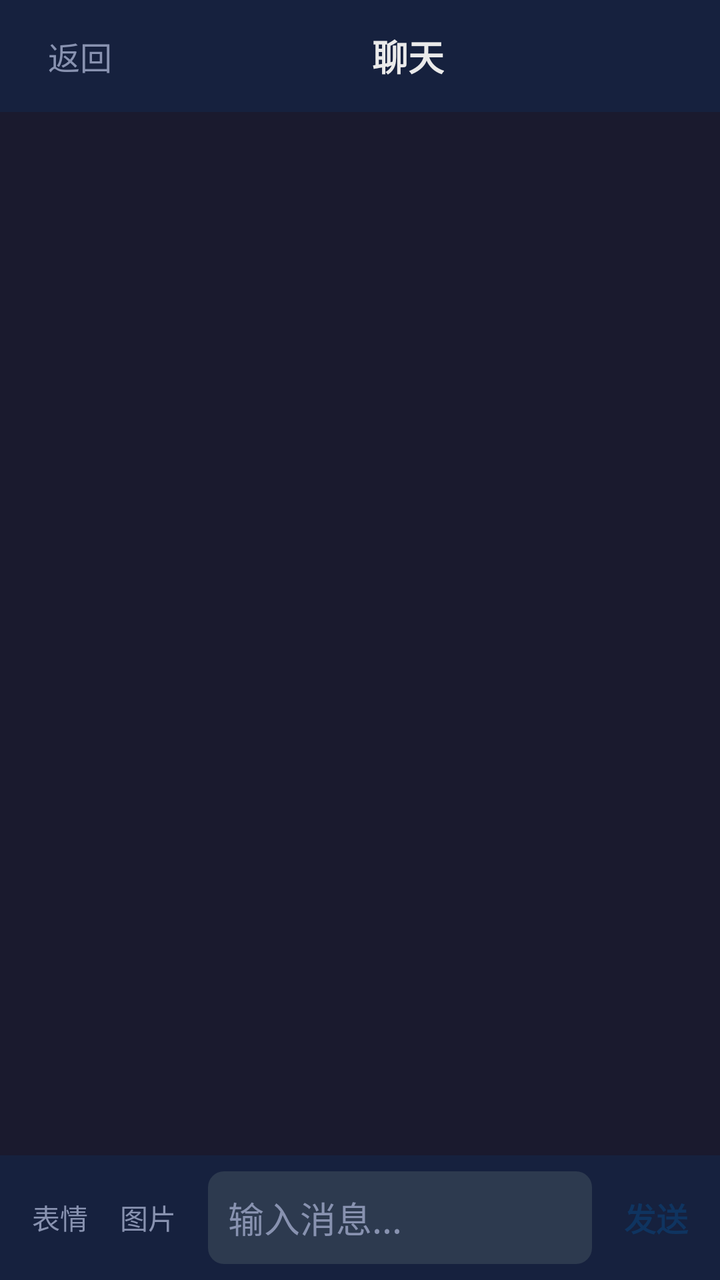
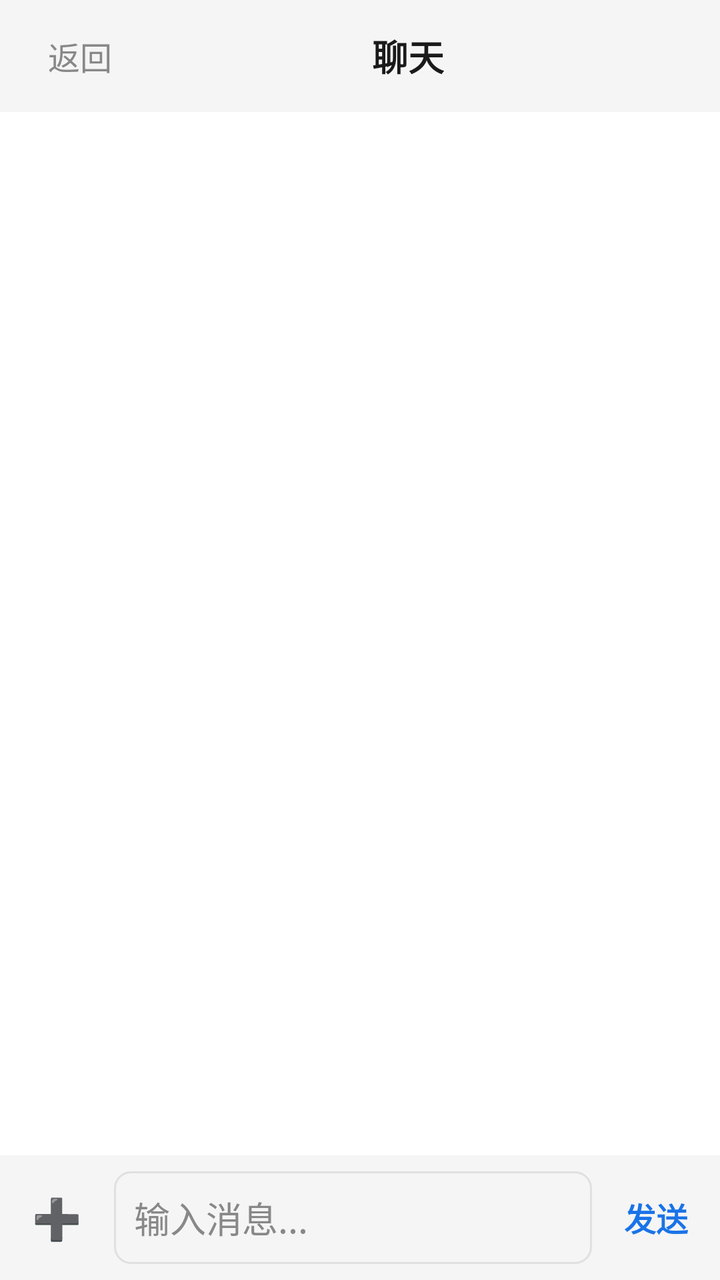

An Android layout rendered at two revisions. The XML below is the earlier revision; the diff shows what the commit changed to produce the second picture.
<!-- AndroidManifest.xml: application theme Theme.ChatApp -->
<!-- res/layout/activity_chat.xml -->
<?xml version="1.0" encoding="utf-8"?>
<LinearLayout xmlns:android="http://schemas.android.com/apk/res/android"
    android:id="@+id/layout_chat_root"
    android:layout_width="match_parent"
    android:layout_height="match_parent"
    android:orientation="vertical"
    android:background="@color/bg_dark">
    <LinearLayout
        android:layout_width="match_parent"
        android:layout_height="?attr/actionBarSize"
        android:orientation="horizontal"
        android:gravity="center_vertical"
        android:paddingHorizontal="16dp"
        android:background="@color/bg_card">
        <TextView
            android:id="@+id/btn_back"
            android:layout_width="wrap_content"
            android:layout_height="wrap_content"
            android:text="返回"
            android:textSize="16sp"
            android:textColor="@color/text_secondary"
            android:padding="8dp" />
        <LinearLayout
            android:layout_width="0dp"
            android:layout_height="wrap_content"
            android:layout_weight="1"
            android:orientation="vertical"
            android:gravity="center">
            <TextView
                android:id="@+id/tv_chat_title"
                android:layout_width="wrap_content"
                android:layout_height="wrap_content"
                android:text="聊天"
                android:textSize="18sp"
                android:textStyle="bold"
                android:textColor="@color/text_primary" />
            <TextView
                android:id="@+id/tv_online_status"
                android:layout_width="wrap_content"
                android:layout_height="wrap_content"
                android:text=""
                android:textSize="11sp"
                android:textColor="@color/text_secondary"
                android:visibility="gone" />
        </LinearLayout>
        <TextView
            android:id="@+id/btn_more"
            android:layout_width="wrap_content"
            android:layout_height="wrap_content"
            android:text="..."
            android:textSize="20sp"
            android:textColor="@color/text_secondary"
            android:padding="8dp"
            android:visibility="gone" />
    </LinearLayout>
    <androidx.recyclerview.widget.RecyclerView
        android:id="@+id/rv_messages"
        android:layout_width="match_parent"
        android:layout_height="0dp"
        android:layout_weight="1"
        android:padding="12dp" />
    
    <LinearLayout
        android:id="@+id/layout_quote"
        android:layout_width="match_parent"
        android:layout_height="wrap_content"
        android:orientation="horizontal"
        android:gravity="center_vertical"
        android:paddingHorizontal="12dp"
        android:paddingVertical="8dp"
        android:background="@color/bg_card"
        android:visibility="gone">
        <View
            android:layout_width="3dp"
            android:layout_height="32dp"
            android:background="@color/accent"
            android:layout_marginEnd="8dp" />
        <LinearLayout
            android:layout_width="0dp"
            android:layout_height="wrap_content"
            android:layout_weight="1"
            android:orientation="vertical">
            <TextView
                android:id="@+id/tv_quote_from"
                android:layout_width="wrap_content"
                android:layout_height="wrap_content"
                android:text=""
                android:textSize="12sp"
                android:textColor="@color/accent"
                android:maxLines="1"
                android:ellipsize="end" />
            <TextView
                android:id="@+id/tv_quote_content"
                android:layout_width="match_parent"
                android:layout_height="wrap_content"
                android:text=""
                android:textSize="13sp"
                android:textColor="@color/text_secondary"
                android:maxLines="1"
                android:ellipsize="end" />
        </LinearLayout>
        <TextView
            android:id="@+id/btn_cancel_quote"
            android:layout_width="wrap_content"
            android:layout_height="wrap_content"
            android:text="取消"
            android:textSize="13sp"
            android:textColor="@color/text_secondary"
            android:padding="8dp" />
    </LinearLayout>
    
    <HorizontalScrollView
        android:id="@+id/layout_stickers"
        android:layout_width="match_parent"
        android:layout_height="wrap_content"
        android:background="@color/bg_card"
        android:padding="8dp"
        android:visibility="gone">
        <LinearLayout
            android:id="@+id/sticker_container"
            android:layout_width="wrap_content"
            android:layout_height="wrap_content"
            android:orientation="horizontal" />
    </HorizontalScrollView>
    <LinearLayout
        android:layout_width="match_parent"
        android:layout_height="wrap_content"
        android:orientation="horizontal"
        android:gravity="center_vertical"
        android:padding="8dp"
        android:background="@color/bg_card">
        <TextView
            android:id="@+id/btn_sticker"
            android:layout_width="wrap_content"
            android:layout_height="wrap_content"
            android:text="表情"
            android:textSize="14sp"
            android:textColor="@color/text_secondary"
            android:padding="8dp" />
        <TextView
            android:id="@+id/btn_image"
            android:layout_width="wrap_content"
            android:layout_height="wrap_content"
            android:text="图片"
            android:textSize="14sp"
            android:textColor="@color/text_secondary"
            android:padding="8dp" />
        <EditText
            android:id="@+id/et_message"
            android:layout_width="0dp"
            android:layout_height="wrap_content"
            android:layout_weight="1"
            android:hint="输入消息..."
            android:textColorHint="@color/text_secondary"
            android:textColor="@color/text_primary"
            android:background="@drawable/bg_input"
            android:padding="10dp"
            android:layout_marginHorizontal="8dp" />
        <TextView
            android:id="@+id/btn_send"
            android:layout_width="wrap_content"
            android:layout_height="wrap_content"
            android:text="@string/send"
            android:textSize="16sp"
            android:textStyle="bold"
            android:textColor="@color/accent"
            android:padding="8dp" />
    </LinearLayout>
</LinearLayout>
<!-- resources referenced by this layout -->
<resources>
  <color name="accent">#FF0F3460</color>
  <color name="bg_card">#FF16213E</color>
  <color name="bg_dark">#FF1A1A2E</color>
  <color name="text_primary">#FFEAEAEA</color>
  <color name="text_secondary">#FF8892B0</color>
  <!-- drawable bg_input (drawable) -->
  <?xml version="1.0" encoding="utf-8"?>
  
  <shape xmlns:android="http://schemas.android.com/apk/res/android"
      android:shape="rectangle">
      <solid android:color="#FF2D3A4F" />
      <corners android:radius="8dp" />
  </shape>
  <string name="send">发送</string>
  <style name="Theme.ChatApp" parent="Theme.MaterialComponents.DayNight.NoActionBar">
          <item name="colorPrimary">@color/accent</item>
          <item name="colorPrimaryVariant">@color/accent</item>
          <item name="colorOnPrimary">@color/white</item>
          <item name="android:statusBarColor">@color/bg_dark</item>
          <item name="android:windowBackground">@color/bg_dark</item>
          <item name="alertDialogTheme">@style/RoundedAlertDialog</item>
      </style>
  <color name="white">#FFFFFFFF</color>
  <style name="RoundedAlertDialog" parent="Theme.MaterialComponents.DayNight.Dialog.Alert">
          <item name="android:windowBackground">@drawable/bg_dialog_rounded</item>
          <item name="colorPrimary">@color/accent</item>
          <item name="android:textColorPrimary">@color/text_primary</item>
          <item name="android:textColorSecondary">@color/text_secondary</item>
      </style>
  <!-- drawable bg_dialog_rounded (drawable) -->
  <?xml version="1.0" encoding="utf-8"?>
  <shape xmlns:android="http://schemas.android.com/apk/res/android"
      android:shape="rectangle">
      <solid android:color="@color/bg_card" />
      <corners android:radius="16dp" />
  </shape>
</resources>

<!-- the commit's change to res/layout/activity_chat.xml (unified diff, before → after) -->
@@ -42,6 +42,13 @@
                 android:textSize="11sp"
                 android:textColor="@color/text_secondary"
                 android:visibility="gone" />
+            <TextView
+                android:id="@+id/tv_typing_status"
+                android:layout_width="wrap_content"
+                android:layout_height="wrap_content"
+                android:textSize="12sp"
+                android:textColor="#FF9800"
+                android:visibility="gone" />
         </LinearLayout>
         <TextView
             android:id="@+id/btn_more"
@@ -53,6 +60,33 @@
             android:padding="8dp"
             android:visibility="gone" />
     </LinearLayout>
+    
+    <LinearLayout
+        android:id="@+id/layout_group_announcement"
+        android:layout_width="match_parent"
+        android:layout_height="wrap_content"
+        android:orientation="horizontal"
+        android:gravity="center_vertical"
+        android:paddingHorizontal="12dp"
+        android:paddingVertical="8dp"
+        android:background="#FFF9E6"
+        android:visibility="gone">
+        <TextView
+            android:layout_width="wrap_content"
+            android:layout_height="wrap_content"
+            android:text="📢"
+            android:textSize="16sp"
+            android:layout_marginEnd="8dp" />
+        <TextView
+            android:id="@+id/tv_group_announcement"
+            android:layout_width="0dp"
+            android:layout_height="wrap_content"
+            android:layout_weight="1"
+            android:textSize="13sp"
+            android:textColor="#333333"
+            android:maxLines="2"
+            android:ellipsize="end" />
+    </LinearLayout>
     <androidx.recyclerview.widget.RecyclerView
         android:id="@+id/rv_messages"
         android:layout_width="match_parent"
@@ -109,6 +143,127 @@
             android:padding="8dp" />
     </LinearLayout>
     
+    <LinearLayout
+        android:id="@+id/layout_more_panel"
+        android:layout_width="match_parent"
+        android:layout_height="wrap_content"
+        android:orientation="horizontal"
+        android:background="@color/white"
+        android:padding="12dp"
+        android:elevation="4dp"
+        android:visibility="gone">
+        <LinearLayout
+            android:layout_width="0dp"
+            android:layout_height="wrap_content"
+            android:layout_weight="1"
+            android:orientation="vertical"
+            android:gravity="center"
+            android:id="@+id/btn_more_sticker">
+            <TextView
+                android:layout_width="40dp"
+                android:layout_height="40dp"
+                android:text="😀"
+                android:textSize="24sp"
+                android:gravity="center"
+                android:background="@drawable/bg_icon_circle" />
+            <TextView
+                android:layout_width="wrap_content"
+                android:layout_height="wrap_content"
+                android:text="表情"
+                android:textSize="12sp"
+                android:textColor="@color/text_secondary"
+                android:layout_marginTop="4dp" />
+        </LinearLayout>
+        <LinearLayout
+            android:layout_width="0dp"
+            android:layout_height="wrap_content"
+            android:layout_weight="1"
+            android:orientation="vertical"
+            android:gravity="center"
+            android:id="@+id/btn_more_image">
+            <TextView
+                android:layout_width="40dp"
+                android:layout_height="40dp"
+                android:text="🖼️"
+                android:textSize="24sp"
+                android:gravity="center"
+                android:background="@drawable/bg_icon_circle" />
+            <TextView
+                android:layout_width="wrap_content"
+                android:layout_height="wrap_content"
+                android:text="图片"
+                android:textSize="12sp"
+                android:textColor="@color/text_secondary"
+                android:layout_marginTop="4dp" />
+        </LinearLayout>
+        <LinearLayout
+            android:layout_width="0dp"
+            android:layout_height="wrap_content"
+            android:layout_weight="1"
+            android:orientation="vertical"
+            android:gravity="center"
+            android:id="@+id/btn_more_file">
+            <TextView
+                android:layout_width="40dp"
+                android:layout_height="40dp"
+                android:text="📄"
+                android:textSize="24sp"
+                android:gravity="center"
+                android:background="@drawable/bg_icon_circle" />
+            <TextView
+                android:layout_width="wrap_content"
+                android:layout_height="wrap_content"
+                android:text="文件"
+                android:textSize="12sp"
+                android:textColor="@color/text_secondary"
+                android:layout_marginTop="4dp" />
+        </LinearLayout>
+        <LinearLayout
+            android:layout_width="0dp"
+            android:layout_height="wrap_content"
+            android:layout_weight="1"
+            android:orientation="vertical"
+            android:gravity="center"
+            android:id="@+id/btn_more_audio">
+            <TextView
+                android:layout_width="40dp"
+                android:layout_height="40dp"
+                android:text="🎵"
+                android:textSize="24sp"
+                android:gravity="center"
+                android:background="@drawable/bg_icon_circle" />
+            <TextView
+                android:layout_width="wrap_content"
+                android:layout_height="wrap_content"
+                android:text="音频"
+                android:textSize="12sp"
+                android:textColor="@color/text_secondary"
+                android:layout_marginTop="4dp" />
+        </LinearLayout>
+        <LinearLayout
+            android:layout_width="0dp"
+            android:layout_height="wrap_content"
+            android:layout_weight="1"
+            android:orientation="vertical"
+            android:gravity="center"
+            android:id="@+id/btn_more_voice">
+            <TextView
+                android:layout_width="40dp"
+                android:layout_height="40dp"
+                android:text="🎤"
+                android:textSize="24sp"
+                android:gravity="center"
+                android:background="@drawable/bg_icon_circle" />
+            <TextView
+                android:layout_width="wrap_content"
+                android:layout_height="wrap_content"
+                android:text="按住说话"
+                android:textSize="12sp"
+                android:textColor="@color/text_secondary"
+                android:layout_marginTop="4dp" />
+        </LinearLayout>
+    </LinearLayout>
+    
     <HorizontalScrollView
         android:id="@+id/layout_stickers"
         android:layout_width="match_parent"
@@ -118,6 +273,20 @@
         android:visibility="gone">
         <LinearLayout
             android:id="@+id/sticker_container"
+            android:layout_width="wrap_content"
+            android:layout_height="wrap_content"
+            android:orientation="horizontal" />
+    </HorizontalScrollView>
+    
+    <HorizontalScrollView
+        android:id="@+id/layout_mention"
+        android:layout_width="match_parent"
+        android:layout_height="wrap_content"
+        android:background="@color/bg_card"
+        android:padding="8dp"
+        android:visibility="gone">
+        <LinearLayout
+            android:id="@+id/mention_container"
             android:layout_width="wrap_content"
             android:layout_height="wrap_content"
             android:orientation="horizontal" />
@@ -130,19 +299,11 @@
         android:padding="8dp"
         android:background="@color/bg_card">
         <TextView
-            android:id="@+id/btn_sticker"
-            android:layout_width="wrap_content"
-            android:layout_height="wrap_content"
-            android:text="表情"
-            android:textSize="14sp"
-            android:textColor="@color/text_secondary"
-            android:padding="8dp" />
-        <TextView
-            android:id="@+id/btn_image"
-            android:layout_width="wrap_content"
-            android:layout_height="wrap_content"
-            android:text="图片"
-            android:textSize="14sp"
+            android:id="@+id/btn_more_input"
+            android:layout_width="wrap_content"
+            android:layout_height="wrap_content"
+            android:text="➕"
+            android:textSize="20sp"
             android:textColor="@color/text_secondary"
             android:padding="8dp" />
         <EditText
<!-- resource entries referenced after the edit -->
@@ -1,29 +1,37 @@
 <!-- resources referenced by this layout -->
 <resources>
-  <color name="accent">#FF0F3460</color>
-  <color name="bg_card">#FF16213E</color>
-  <color name="bg_dark">#FF1A1A2E</color>
-  <color name="text_primary">#FFEAEAEA</color>
-  <color name="text_secondary">#FF8892B0</color>
+  <color name="accent">#FF1A73E8</color>
+  <color name="bg_card">#FFF5F5F5</color>
+  <color name="bg_dark">#FFFFFFFF</color>
+  <color name="text_primary">#FF1A1A1A</color>
+  <color name="text_secondary">#FF888888</color>
   <!-- drawable bg_input (drawable) -->
   <?xml version="1.0" encoding="utf-8"?>
-  
   <shape xmlns:android="http://schemas.android.com/apk/res/android"
       android:shape="rectangle">
-      <solid android:color="#FF2D3A4F" />
+      <solid android:color="#F5F5F5" />
       <corners android:radius="8dp" />
+      <stroke android:width="1dp" android:color="#E0E0E0" />
   </shape>
   <string name="send">发送</string>
-  <style name="Theme.ChatApp" parent="Theme.MaterialComponents.DayNight.NoActionBar">
+  <style name="Theme.ChatApp" parent="Theme.MaterialComponents.Light.NoActionBar">
           <item name="colorPrimary">@color/accent</item>
           <item name="colorPrimaryVariant">@color/accent</item>
           <item name="colorOnPrimary">@color/white</item>
-          <item name="android:statusBarColor">@color/bg_dark</item>
-          <item name="android:windowBackground">@color/bg_dark</item>
+          <item name="android:statusBarColor">@color/white</item>
+          <item name="android:windowLightStatusBar">true</item>
+          <item name="android:windowBackground">@color/white</item>
           <item name="alertDialogTheme">@style/RoundedAlertDialog</item>
       </style>
+  <color name="bg_gray">#FFF0F0F0</color>
   <color name="white">#FFFFFFFF</color>
-  <style name="RoundedAlertDialog" parent="Theme.MaterialComponents.DayNight.Dialog.Alert">
+  <!-- drawable bg_icon_circle (drawable) -->
+  <?xml version="1.0" encoding="utf-8"?>
+  <shape xmlns:android="http://schemas.android.com/apk/res/android"
+      android:shape="oval">
+      <solid android:color="@color/bg_gray" />
+  </shape>
+  <style name="RoundedAlertDialog" parent="Theme.MaterialComponents.Light.Dialog.Alert">
           <item name="android:windowBackground">@drawable/bg_dialog_rounded</item>
           <item name="colorPrimary">@color/accent</item>
           <item name="android:textColorPrimary">@color/text_primary</item>
@@ -33,7 +41,7 @@
   <?xml version="1.0" encoding="utf-8"?>
   <shape xmlns:android="http://schemas.android.com/apk/res/android"
       android:shape="rectangle">
-      <solid android:color="@color/bg_card" />
+      <solid android:color="@color/white" />
       <corners android:radius="16dp" />
   </shape>
 </resources>
